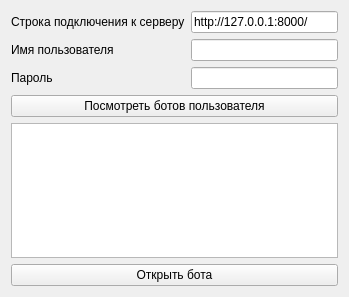
First picture: the form in desktop_constructor_app/constructor_app/login_form.ui, repository cuttlesystems/simplegram, before the edit.
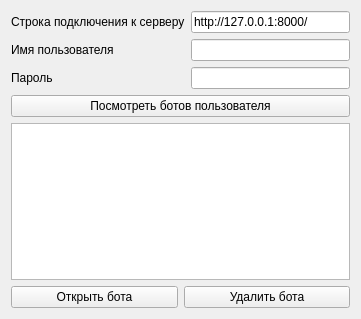
Second picture: the form after the edit.

Commit message: Добавил кнопку и логику для удаления бота

Patch:
```diff
--- a/desktop_constructor_app/constructor_app/login_form.ui
+++ b/desktop_constructor_app/constructor_app/login_form.ui
@@ -6,8 +6,8 @@
    <rect>
     <x>0</x>
     <y>0</y>
-    <width>349</width>
-    <height>297</height>
+    <width>361</width>
+    <height>319</height>
    </rect>
   </property>
   <property name="windowTitle">
@@ -67,11 +67,22 @@
     <widget class="QListWidget" name="bot_list_widget"/>
    </item>
    <item>
+    <layout class="QHBoxLayout" name="horizontalLayout">
+     <item>
     <widget class="QPushButton" name="open_bot_button">
      <property name="text">
       <string>Открыть бота</string>
      </property>
     </widget>
+     </item>
+     <item>
+      <widget class="QPushButton" name="delete_bot_button">
+       <property name="text">
+        <string>Удалить бота</string>
+       </property>
+      </widget>
+     </item>
+    </layout>
    </item>
   </layout>
  </widget>
```
Lines whose indentation alone changed are shown as unchanged. The commit also changes 2 other files.
